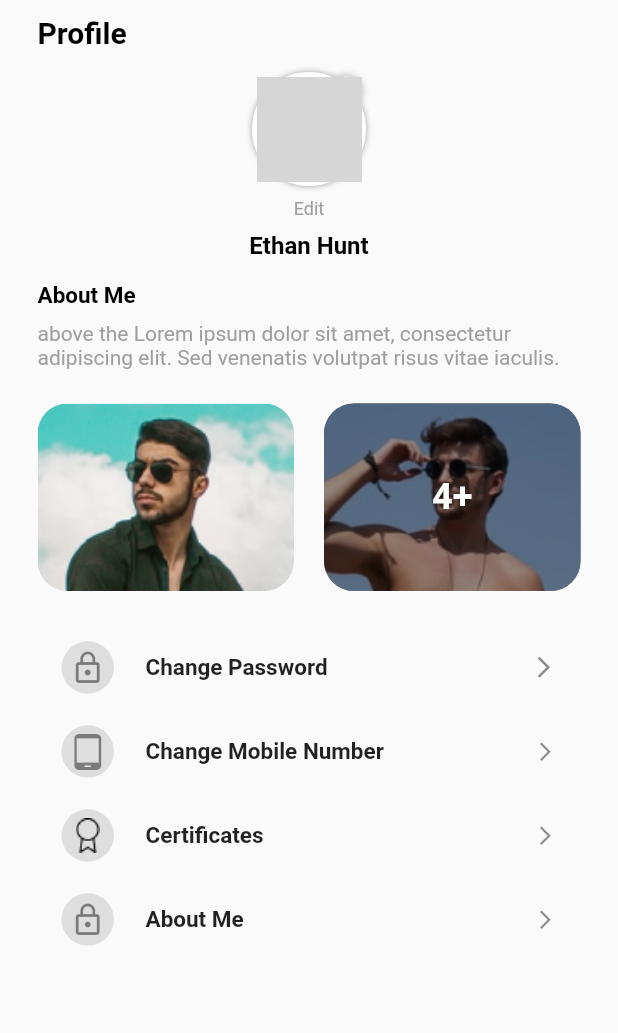
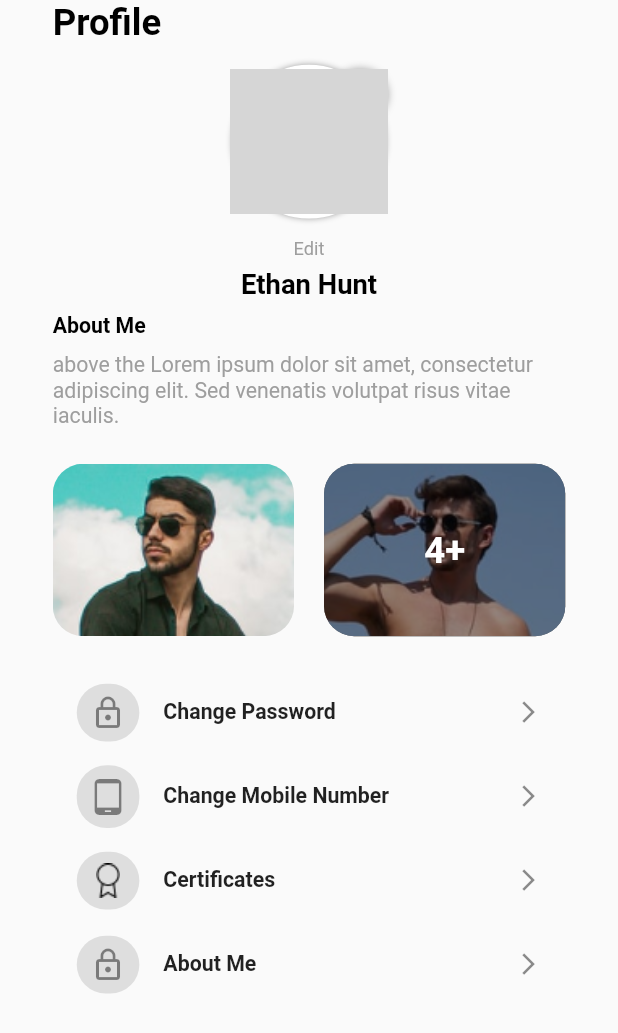
Before and after one commit to ConvrtX-Inc/guided-mobile, a Flutter app: what getbody() shows on an empty page, opened directly, on a phone screen of 412 x 824 dp. Shown: the top 1033 px of the screen. Run offline on Flutter 3.47's test engine with Material 2 defaults, Android fonts, the phone set to English and light mode, and no system bars; our stand-ins replace carousel_slider, country_code_picker, dots_indicator, flutter_screenutil, flutter_svg, flutter_switch and 2 more; missing offline and left inert: custom_check_box; network calls fail; grey boxes are pictures that could not be loaded.

Commit message:
Guided-291 fix warnings and implement ui responsive

```diff
--- a/lib/settings/profile_screen.dart
+++ b/lib/settings/profile_screen.dart
@@ -1,8 +1,10 @@
 import 'package:flutter/material.dart';
-import 'package:flutter_staggered_grid_view/flutter_staggered_grid_view.dart';
+import 'package:flutter_screenutil/flutter_screenutil.dart';
 import 'package:guided/helpers/constant.dart';
 
+/// screen for profile
 class ProfileScreen extends StatefulWidget {
+  ///constructor
   const ProfileScreen({Key? key}) : super(key: key);
 
   @override
@@ -12,7 +14,8 @@ class ProfileScreen extends StatefulWidget {
 class _ProfileScreenState extends State<ProfileScreen> {
   @override
   Widget build(BuildContext context) {
-    return Scaffold(
+    return ScreenUtilInit(
+      builder: () => Scaffold(
         appBar: AppBar(
           leading: Container(
             margin: const EdgeInsets.all(15),
@@ -30,6 +33,8 @@ class _ProfileScreenState extends State<ProfileScreen> {
         body: getbody(context),
         backgroundColor: Colors.white,
         //resizeToAvoidBottomPadding: false,
+      ),
+      designSize: const Size(375, 812),
     );
   }
 }
@@ -37,32 +42,38 @@ class _ProfileScreenState extends State<ProfileScreen> {
 /// Body of profile screen
 Widget getbody(BuildContext context) {
   return SingleChildScrollView(
+      child: SafeArea(
         child: Padding(
-    padding: const EdgeInsets.fromLTRB(25, 10, 25, 0),
+          padding: EdgeInsets.symmetric(horizontal: 32.w),
           child: Column(
         crossAxisAlignment: CrossAxisAlignment.start,
-      children: [
-        const Text(
+        children: <Widget>[
+          Text(
             'Profile',
-          style: TextStyle(fontSize: 20, fontWeight: FontWeight.bold),
+            style: TextStyle(fontSize: 24.sp, fontWeight: FontWeight.w600),
           ),
-        ConstantHelpers.spacing15,
+          SizedBox(
+            height: 14.h,
+          ),
           getprofile(context),
-        ConstantHelpers.spacing15,
-        const Text(
+          SizedBox(
+            height: 9.h,
+          ),
+          Text(
             'About Me',
-          style: TextStyle(fontSize: 15, fontWeight: FontWeight.bold),
+            style: TextStyle(fontSize: 14.sp, fontWeight: FontWeight.w600),
           ),
-        const SizedBox(
-          height: 8,
+          SizedBox(
+            height: 9.h,
           ),
-        const Text(
+          Text(
             'above the Lorem ipsum dolor sit amet, consectetur adipiscing elit. Sed venenatis volutpat risus vitae iaculis. ',
-          style: TextStyle(color: Colors.grey),
+            style: TextStyle(color: Colors.grey, fontWeight: FontWeight.w400, fontSize: 14.sp),
           ),
           getAboutme(context),
           getprofilesetting(context)
         ],
+          ),
         ),
       ));
 }
@@ -71,8 +82,10 @@ Widget getbody(BuildContext context) {
 Widget getprofile(BuildContext context) {
   return Center(
     child: Column(
-      children: [
+      children: <Widget>[
         Container(
+          width: 101.w,
+          height: 101.h,
           decoration: BoxDecoration(
             border: Border.all(
               color: Colors.white,
@@ -92,8 +105,8 @@ Widget getprofile(BuildContext context) {
               child: Align(
                 alignment: Alignment.topRight,
                 child: Container(
-                    width: 20,
-                    height: 20,
+                    width: 33.3.w,
+                    height: 33.3.h,
                     decoration: BoxDecoration(
                         border: Border.all(
                           color: Colors.white,
@@ -106,27 +119,27 @@ Widget getprofile(BuildContext context) {
                           )
                         ],
                         color: Colors.white,
-                        borderRadius: BorderRadius.circular(10)),
-                    child: const Icon(
+                        borderRadius: BorderRadius.circular(55)),
+                    child: Icon(
                       Icons.edit,
-                      size: 10,
+                      size: 15.sp,
                       color: Colors.black,
                     )),
               )),
         ),
-        const SizedBox(
-          height: 8,
+        SizedBox(
+          height: 13.h,
         ),
-        const Text(
+        Text(
           'Edit',
-          style: TextStyle(fontSize: 12, color: Colors.grey),
+          style: TextStyle(fontSize: 12.sp, color: Colors.grey, fontWeight: FontWeight.w400),
         ),
-        const SizedBox(
-          height: 8,
+        SizedBox(
+          height: 6.h,
         ),
-        const Text(
+        Text(
           'Ethan Hunt',
-          style: TextStyle(fontSize: 16, fontWeight: FontWeight.bold),
+          style: TextStyle(fontSize: 18.sp, fontWeight: FontWeight.w600),
         ),
       ],
     ),
@@ -139,7 +152,7 @@ Widget getAboutme(BuildContext context) {
     crossAxisCount: 2,
     crossAxisSpacing: 20,
     shrinkWrap: true,
-    children: [
+    children: <Widget>[
       Container(
         margin: const EdgeInsets.fromLTRB(0,23,0,23),
         decoration: BoxDecoration(
@@ -158,12 +171,12 @@ Widget getAboutme(BuildContext context) {
                 image: AssetImage(ConstantHelpers.image1),
                 colorFilter: ColorFilter.mode(Colors.black.withOpacity(0.6), BlendMode.dstATop),
                 fit: BoxFit.cover)),
-        child: const Center(
+        child: Center(
           child: Text(
             '4+', style: TextStyle(
               color: Colors.white,
-              fontWeight: FontWeight.bold,
-              fontSize: 24
+              fontWeight: FontWeight.w700,
+              fontSize: 24.sp
             ),
           ),
         ),
@@ -174,58 +187,58 @@ Widget getAboutme(BuildContext context) {
 
 /// widget for profile settings
 Widget getprofilesetting(BuildContext context) {
-  return Column(children: [
+  return Column(children: <Widget>[
     ListTile(
         leading: Container(
-            width: 35,
-            height: 35,
+            width: 38.w,
+            height: 38.h,
             decoration: BoxDecoration(
                 color: Colors.grey.withOpacity(0.3),
                 borderRadius: BorderRadius.circular(20)),
             child: const Icon(Icons.lock_outline)),
-        title: const Text(
+        title: Text(
           'Change Password',
-          style: TextStyle(fontWeight: FontWeight.bold, fontSize: 15),
+          style: TextStyle(fontWeight: FontWeight.w600, fontSize: 14.sp),
         ),
-        trailing: const Icon(Icons.arrow_forward_ios, size: 17)),
+        trailing: Icon(Icons.arrow_forward_ios, size: 17.sp)),
     ListTile(
         leading: Container(
-            width: 35,
-            height: 35,
+            width: 38.w,
+            height: 38.w,
             decoration: BoxDecoration(
                 color: Colors.grey.withOpacity(0.3),
                 borderRadius: BorderRadius.circular(20)),
             child: const Icon(Icons.tablet_android_outlined)),
-        title: const Text(
+        title: Text(
           'Change Mobile Number',
-          style: TextStyle(fontWeight: FontWeight.bold, fontSize: 15),
+          style: TextStyle(fontWeight: FontWeight.w600, fontSize: 14.sp),
         ),
-        trailing: const Icon(Icons.arrow_forward_ios, size: 15)),
+        trailing: Icon(Icons.arrow_forward_ios, size: 17.sp)),
     ListTile(
         leading: Container(
-            width: 35,
-            height: 35,
+            width: 38.w,
+            height: 38.h,
             decoration: BoxDecoration(
                 color: Colors.grey.withOpacity(0.3),
                 borderRadius: BorderRadius.circular(20)),
             child: Image.asset(ConstantHelpers.certificateIcon)),
-        title: const Text(
+        title: Text(
           'Certificates',
-          style: TextStyle(fontWeight: FontWeight.bold, fontSize: 15),
+          style: TextStyle(fontWeight: FontWeight.w600, fontSize: 14.sp),
         ),
-        trailing: const Icon(Icons.arrow_forward_ios, size: 15)),
+        trailing: Icon(Icons.arrow_forward_ios, size: 17.sp)),
     ListTile(
         leading: Container(
-            width: 35,
-            height: 35,
+            width: 38.w,
+            height: 38.h,
             decoration: BoxDecoration(
                 color: Colors.grey.withOpacity(0.3),
                 borderRadius: BorderRadius.circular(20)),
             child: const Icon(Icons.lock_outline)),
-        title: const Text(
+        title: Text(
           'About Me',
-          style: TextStyle(fontWeight: FontWeight.bold, fontSize: 15),
+          style: TextStyle(fontWeight: FontWeight.w600, fontSize: 14.sp),
         ),
-        trailing: const Icon(Icons.arrow_forward_ios, size: 15)),
+        trailing: Icon(Icons.arrow_forward_ios, size: 17.sp)),
   ]);
 }
```
Lines whose indentation alone changed are shown as unchanged.
